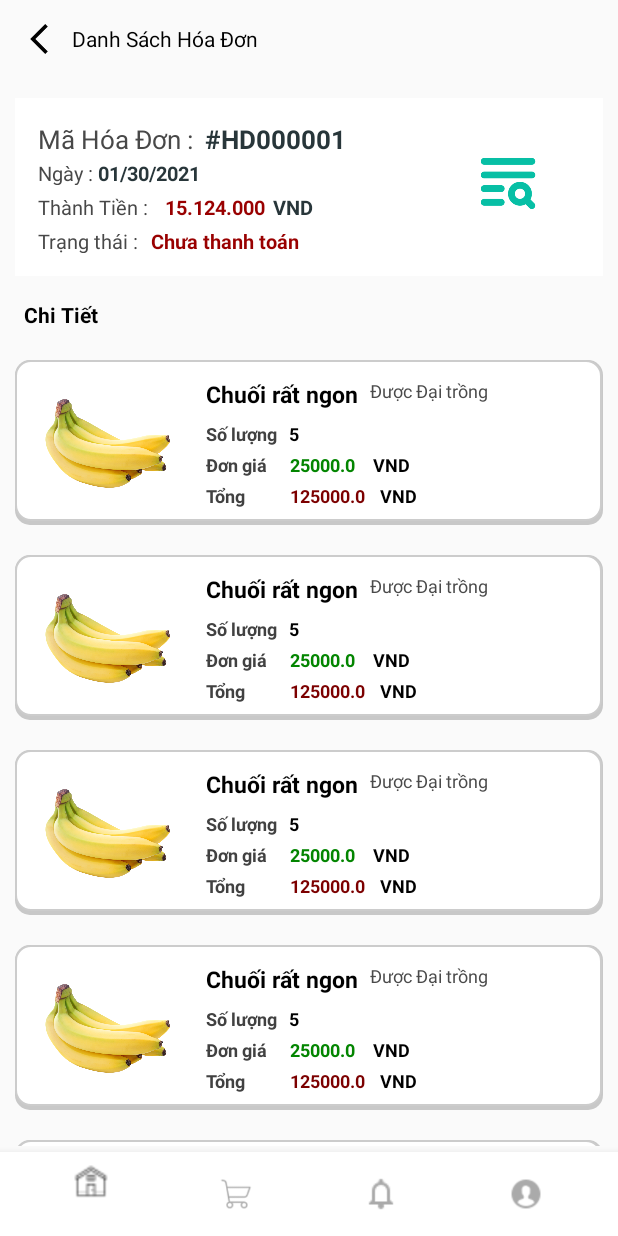
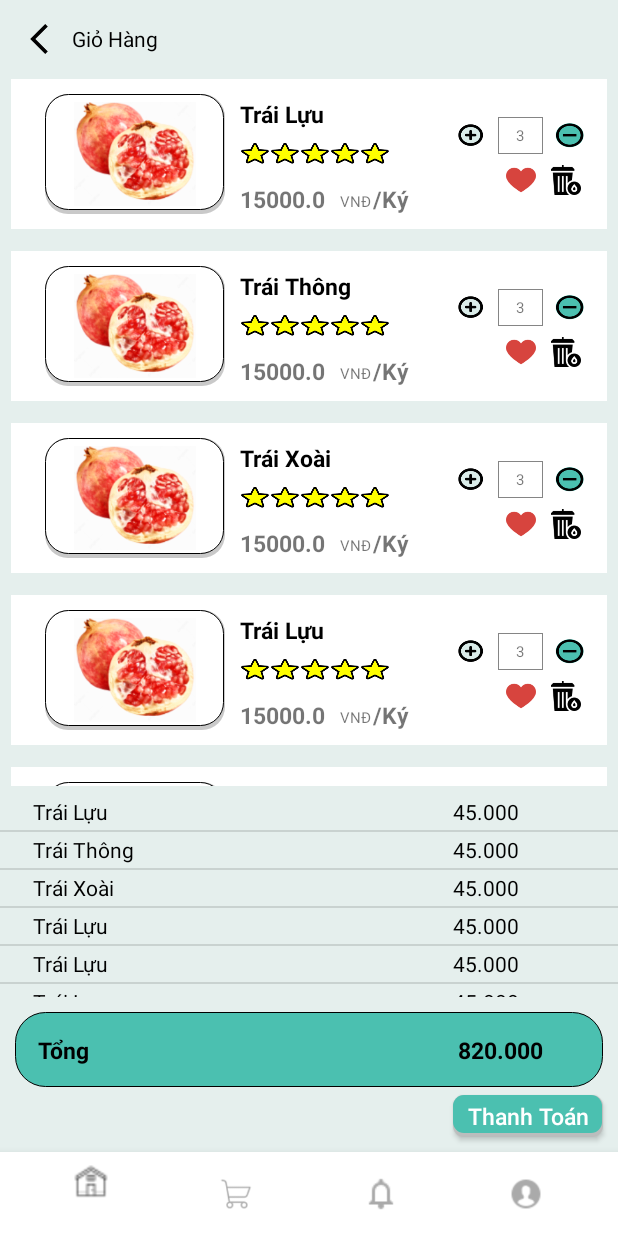
Before and after one commit to VoXuanPhuc/greenmaket, an Android app: the screen it shows after launch (ChiTietHoaDonActivity before the commit, GioHangActivity after it), on a phone screen of 412 x 824 dp. Run offline under Robolectric (Android 15) with nearby library versions, the phone set to English and light mode, and no system bars; Roboto replaces fonts that are not available here.

Commit message:
Them Giao Diện giỏ hàng

```diff
--- a/app/src/main/AndroidManifest.xml
+++ b/app/src/main/AndroidManifest.xml
@@ -10,7 +10,7 @@
         android:supportsRtl="true"
         android:theme="@style/Theme.Laptrinhdidong">
         <activity
-            android:name=".GioHangActivity"
+            android:name=".ChiTietHoaDonActivity"
             android:exported="false" />
         <activity
             android:name=".DanhSachHoaDonActivity"
@@ -19,7 +19,7 @@
             android:name=".DanhMucActivity"
             android:exported="false" />
         <activity
-            android:name=".ChiTietHoaDonActivity"
+            android:name=".GioHangActivity"
             android:exported="true">
             <intent-filter>
                 <action android:name="android.intent.action.MAIN" />
--- /dev/null
+++ b/app/src/main/java/com/app/laptrinhdidong/ChiTietGioHang.java
@@ -0,0 +1,40 @@
+package com.app.laptrinhdidong;
+
+public class ChiTietGioHang {
+
+    double donGia;
+    int soLuong;
+    String TenSP;
+
+
+    public ChiTietGioHang(double donGia, int soLuong, String tenSP) {
+        this.donGia = donGia;
+        this.soLuong = soLuong;
+        TenSP = tenSP;
+    }
+
+
+    public double getDonGia() {
+        return donGia;
+    }
+
+    public void setDonGia(double donGia) {
+        this.donGia = donGia;
+    }
+
+    public int getSoLuong() {
+        return soLuong;
+    }
+
+    public void setSoLuong(int soLuong) {
+        this.soLuong = soLuong;
+    }
+
+    public String getTenSP() {
+        return TenSP;
+    }
+
+    public void setTenSP(String tenSP) {
+        TenSP = tenSP;
+    }
+}
--- /dev/null
+++ b/app/src/main/java/com/app/laptrinhdidong/ChiTietGiohangAdapter.java
@@ -0,0 +1,58 @@
+package com.app.laptrinhdidong;
+
+import android.content.Context;
+import android.view.LayoutInflater;
+import android.view.View;
+import android.view.ViewGroup;
+import android.widget.BaseAdapter;
+import android.widget.TextView;
+
+import java.util.List;
+
+public class ChiTietGiohangAdapter extends BaseAdapter {
+
+    Context context;
+    int layout;
+    List<ChiTietGioHang> chiTietGioHangs;
+
+
+    public ChiTietGiohangAdapter(Context context, int layout, List<ChiTietGioHang> chiTietGioHangs) {
+        this.context = context;
+        this.layout = layout;
+        this.chiTietGioHangs = chiTietGioHangs;
+    }
+
+    @Override
+    public int getCount() {
+        return chiTietGioHangs.size();
+    }
+
+    @Override
+    public Object getItem(int position) {
+        return null;
+    }
+
+    @Override
+    public long getItemId(int position) {
+        return 0;
+    }
+
+    @Override
+    public View getView(int position, View convertView, ViewGroup parent) {
+        LayoutInflater inflater = (LayoutInflater) context.getSystemService(Context.LAYOUT_INFLATER_SERVICE);
+        convertView = inflater.inflate(layout,null);
+
+        TextView ten = convertView.findViewById(R.id.giohang_ten);
+        TextView donGia = convertView.findViewById(R.id.gihang_giaSP);
+        TextView soLuong = convertView.findViewById(R.id.giohang_soLuong);
+
+        ten.setText(chiTietGioHangs.get(position).getTenSP());
+        donGia.setText(String.valueOf(chiTietGioHangs.get(position).getDonGia()));
+        soLuong.setText(String.valueOf(chiTietGioHangs.get(position).getSoLuong()));
+
+
+
+
+        return convertView;
+    }
+}
--- /dev/null
+++ b/app/src/main/java/com/app/laptrinhdidong/DongTinhTienGioHangAdapter.java
@@ -0,0 +1,53 @@
+package com.app.laptrinhdidong;
+
+import android.content.Context;
+import android.view.LayoutInflater;
+import android.view.View;
+import android.view.ViewGroup;
+import android.widget.BaseAdapter;
+import android.widget.TextView;
+
+import java.util.List;
+
+public class DongTinhTienGioHangAdapter extends BaseAdapter {
+    Context context;
+    int layout;
+    List<ChiTietGioHang> chiTietGioHangs;
+
+
+    public DongTinhTienGioHangAdapter(Context context, int layout, List<ChiTietGioHang> chiTietGioHangs) {
+        this.context = context;
+        this.layout = layout;
+        this.chiTietGioHangs = chiTietGioHangs;
+    }
+
+    @Override
+    public int getCount() {
+        return chiTietGioHangs.size();
+    }
+
+    @Override
+    public Object getItem(int position) {
+        return null;
+    }
+
+    @Override
+    public long getItemId(int position) {
+        return 0;
+    }
+
+    @Override
+    public View getView(int position, View convertView, ViewGroup parent) {
+        LayoutInflater inflater = (LayoutInflater) context.getSystemService(Context.LAYOUT_INFLATER_SERVICE);
+        convertView = inflater.inflate(layout,null);
+
+        TextView ten = convertView.findViewById(R.id.tenSP_ttgiohang);
+
+        TextView tongTien = convertView.findViewById(R.id.tongGia_ttgiohang);
+
+        ten.setText(chiTietGioHangs.get(position).getTenSP());
+//        tongTien.setText(String.valueOf(chiTietGioHangs.get(position).getDonGia()*chiTietGioHangs.get(position).getSoLuong()));
+
+        return convertView;
+    }
+}
--- a/app/src/main/java/com/app/laptrinhdidong/GioHangActivity.java
+++ b/app/src/main/java/com/app/laptrinhdidong/GioHangActivity.java
@@ -3,12 +3,37 @@ package com.app.laptrinhdidong;
 import androidx.appcompat.app.AppCompatActivity;
 
 import android.os.Bundle;
+import android.widget.ListView;
+
+import java.util.ArrayList;
 
 public class GioHangActivity extends AppCompatActivity {
+    ArrayList<ChiTietGioHang> chiTietGioHangs;
+    ListView listView;
+    ListView listViewTinhTien;
 
     @Override
     protected void onCreate(Bundle savedInstanceState) {
         super.onCreate(savedInstanceState);
         setContentView(R.layout.activity_gio_hang);
+        chiTietGioHangs = new ArrayList<>();
+
+
+        chiTietGioHangs.add(new ChiTietGioHang(15000,3,"Trái Lựu"));
+        chiTietGioHangs.add(new ChiTietGioHang(15000,3,"Trái Thông"));
+        chiTietGioHangs.add(new ChiTietGioHang(15000,3,"Trái Xoài"));
+        chiTietGioHangs.add(new ChiTietGioHang(15000,3,"Trái Lựu"));
+        chiTietGioHangs.add(new ChiTietGioHang(15000,3,"Trái Lựu"));
+        chiTietGioHangs.add(new ChiTietGioHang(15000,3,"Trái Lựu"));
+
+        ChiTietGiohangAdapter chiTietHoaDonAdapter = new ChiTietGiohangAdapter(GioHangActivity.this,R.layout.layout_dongsanpham_giohang,chiTietGioHangs);
+        DongTinhTienGioHangAdapter dongTinhTienGioHangAdapter = new DongTinhTienGioHangAdapter(GioHangActivity.this,R.layout.layout_dongtinhtien_giohang,chiTietGioHangs);
+
+        listView  = findViewById(R.id.listViewSAnPhamGioHang);
+        listViewTinhTien  = findViewById(R.id.listViwTinhTien_giohang);
+        listView.setAdapter(chiTietHoaDonAdapter);
+        listViewTinhTien.setAdapter(dongTinhTienGioHangAdapter);
+
+
     }
 }
--- /dev/null
+++ b/app/src/main/res/drawable/bg_btn.xml
@@ -0,0 +1,21 @@
+<?xml version="1.0" encoding="utf-8"?>
+<layer-list xmlns:android="http://schemas.android.com/apk/res/android">
+    <item>
+        <shape android:shape="rectangle">
+            <solid android:color="#CABBBBBB"/>
+            <corners android:radius="7dp"
+                />
+        </shape>
+    </item>
+
+    <item
+
+        android:right="1dp"
+        android:bottom="3dp">
+        <shape android:shape="rectangle">
+            <solid android:color="#4BC0B0"/>
+            <corners android:radius="7dp"
+                />
+        </shape>
+    </item>
+</layer-list>
--- /dev/null
+++ b/app/src/main/res/drawable/bg_soluong_giohang.xml
@@ -0,0 +1,5 @@
+<?xml version="1.0" encoding="utf-8"?>
+<shape xmlns:android="http://schemas.android.com/apk/res/android">
+    <stroke android:color="#858585"
+        android:width="0.5dp" />
+</shape>
--- /dev/null
+++ b/app/src/main/res/drawable/bg_tongthanhtoan_giohang.xml
@@ -0,0 +1,12 @@
+<?xml version="1.0" encoding="utf-8"?>
+<shape xmlns:android="http://schemas.android.com/apk/res/android">
+    <solid android:color="#4BC0B0">
+
+    </solid>
+
+<stroke  android:color="#000000"
+    android:width="0.5dp"
+    />
+    <corners android:radius="20dp"/>
+
+</shape>
--- /dev/null
+++ b/app/src/main/res/drawable/giohang_bg_anhsanpham.xml
@@ -0,0 +1,24 @@
+<?xml version="1.0" encoding="utf-8"?>
+<layer-list xmlns:android="http://schemas.android.com/apk/res/android">
+    <item>
+        <shape android:shape="rectangle">
+            <solid android:color="#CABBBBBB"/>
+            <corners android:radius="15dp"
+                />
+        </shape>
+    </item>
+
+    <item
+
+        android:right="1dp"
+        android:bottom="3dp">
+
+        <shape android:shape="rectangle">
+            <stroke android:width="0.5dp"
+                android:color="@color/black"/>
+            <solid android:color="@android:color/white"/>
+            <corners android:radius="15dp"
+                />
+        </shape>
+    </item>
+</layer-list>
--- a/app/src/main/res/layout/activity_gio_hang.xml
+++ b/app/src/main/res/layout/activity_gio_hang.xml
@@ -4,6 +4,123 @@
     xmlns:tools="http://schemas.android.com/tools"
     android:layout_width="match_parent"
     android:layout_height="match_parent"
-    tools:context=".GioHangActivity">
+    tools:context=".GioHangActivity"
+    android:background="#E5EFED"
+    >
+
+
+    <ImageView
+        android:id="@+id/imageView"
+        android:layout_width="20dp"
+        android:layout_height="20dp"
+        android:layout_marginStart="16dp"
+        android:layout_marginTop="16dp"
+
+        app:layout_constraintStart_toStartOf="parent"
+        app:layout_constraintTop_toTopOf="parent"
+        app:srcCompat="@drawable/back" />
+
+    <TextView
+        android:id="@+id/textView4"
+        android:layout_width="wrap_content"
+        android:layout_height="wrap_content"
+        android:layout_marginStart="12dp"
+        android:layout_marginTop="16dp"
+        android:text="Giỏ Hàng"
+        android:textColor="#000000"
+        app:layout_constraintStart_toEndOf="@+id/imageView"
+        app:layout_constraintTop_toTopOf="parent" />
+
+    <com.google.android.material.bottomnavigation.BottomNavigationView
+        android:id="@+id/menubottom"
+        android:layout_width="match_parent"
+        android:layout_height="wrap_content"
+        android:layout_alignParentBottom="true"
+        android:background="@color/white"
+        app:itemIconTint="@color/icon_color"
+        app:itemRippleColor="#AAAAAA"
+        app:layout_constraintBottom_toBottomOf="parent"
+        app:layout_constraintEnd_toEndOf="parent"
+        app:layout_constraintStart_toStartOf="parent"
+        app:menu="@menu/navigation_items"/>
+
+    <Button
+        android:id="@+id/button"
+        android:layout_width="100dp"
+        android:layout_height="28dp"
+        android:layout_marginEnd="10dp"
+        android:layout_marginBottom="10dp"
+        android:background="@drawable/bg_btn"
+        android:padding="2dp"
+        android:text="Thanh Toán"
+        android:textAllCaps="false"
+        android:textColor="@color/white"
+        android:textSize="15dp"
+        app:layout_constraintBottom_toTopOf="@+id/menubottom"
+        app:layout_constraintEnd_toEndOf="parent" />
+
+    <androidx.constraintlayout.widget.ConstraintLayout
+        android:id="@+id/constraintLayout2"
+        android:layout_width="match_parent"
+        android:layout_height="50dp"
+        android:layout_marginStart="10dp"
+        android:layout_marginEnd="10dp"
+        android:layout_marginBottom="5dp"
+        android:background="@drawable/bg_tongthanhtoan_giohang"
+        app:layout_constraintBottom_toTopOf="@+id/button"
+        app:layout_constraintEnd_toEndOf="parent"
+        app:layout_constraintStart_toStartOf="parent">
+
+        <TextView
+            android:id="@+id/textView6"
+            android:layout_width="wrap_content"
+            android:layout_height="wrap_content"
+            android:layout_marginStart="15dp"
+            android:text="Tổng"
+            android:textColor="#000000"
+            android:textSize="15sp"
+            android:textStyle="bold"
+            app:layout_constraintBottom_toBottomOf="parent"
+            app:layout_constraintStart_toStartOf="parent"
+            app:layout_constraintTop_toTopOf="parent" />
+
+        <TextView
+            android:id="@+id/textView10"
+            android:layout_width="wrap_content"
+            android:layout_height="wrap_content"
+            android:layout_marginEnd="40dp"
+            android:text="820.000"
+            android:textColor="#000000"
+            android:textSize="15sp"
+            android:textStyle="bold"
+
+            app:layout_constraintBottom_toBottomOf="parent"
+            app:layout_constraintEnd_toEndOf="parent"
+            app:layout_constraintHorizontal_bias="1.0"
+            app:layout_constraintStart_toEndOf="@+id/textView6"
+            app:layout_constraintTop_toTopOf="parent" />
+    </androidx.constraintlayout.widget.ConstraintLayout>
+
+    <ListView
+        android:id="@+id/listViwTinhTien_giohang"
+        android:layout_width="wrap_content"
+        android:layout_height="135dp"
+        android:layout_marginBottom="10dp"
+        app:layout_constraintBottom_toTopOf="@+id/constraintLayout2"
+        app:layout_constraintEnd_toEndOf="parent"
+        app:layout_constraintStart_toStartOf="parent" />
+
+    <ListView
+        android:id="@+id/listViewSAnPhamGioHang"
+        android:layout_width="match_parent"
+        android:layout_height="match_parent"
+        android:layout_marginTop="45dp"
+        android:divider="@null"
+        android:dividerHeight="0dp"
+        android:layout_marginBottom="300dp"
+        app:layout_constraintEnd_toEndOf="parent"
+        app:layout_constraintStart_toStartOf="parent"
+        app:layout_constraintTop_toTopOf="parent" />
+
 
 </androidx.constraintlayout.widget.ConstraintLayout>
--- /dev/null
+++ b/app/src/main/res/layout/layout_dongsanpham_giohang.xml
@@ -0,0 +1,177 @@
+<?xml version="1.0" encoding="utf-8"?>
+<LinearLayout xmlns:android="http://schemas.android.com/apk/res/android"
+    xmlns:app="http://schemas.android.com/apk/res-auto"
+    xmlns:tools="http://schemas.android.com/tools"
+    android:layout_width="match_parent"
+    android:layout_height="match_parent"
+    >
+
+    <androidx.constraintlayout.widget.ConstraintLayout
+        android:layout_width="match_parent"
+        android:layout_height="100dp"
+        android:layout_margin="7dp"
+        android:background="@color/white"
+        android:padding="7dp">
+
+        <ImageView
+            android:id="@+id/imageView6"
+            android:layout_width="120dp"
+            android:layout_height="80dp"
+            android:layout_marginLeft="15dp"
+            android:padding="5dp"
+            android:background="@drawable/giohang_bg_anhsanpham"
+            android:src="@drawable/trailuu"
+            app:layout_constraintBottom_toBottomOf="parent"
+            app:layout_constraintStart_toStartOf="parent"
+            app:layout_constraintTop_toTopOf="parent" />
+
+        <TextView
+            android:id="@+id/giohang_ten"
+            android:layout_width="wrap_content"
+            android:layout_height="wrap_content"
+            android:layout_marginLeft="10dp"
+            android:layout_marginTop="5dp"
+            android:text="Lựu đỏ Thái"
+            android:textColor="#000000"
+            android:textSize="15dp"
+            android:textStyle="bold"
+            app:layout_constraintStart_toEndOf="@+id/imageView6"
+            app:layout_constraintTop_toTopOf="parent" />
+
+        <ImageView
+            android:id="@+id/imageView7"
+            android:layout_width="20dp"
+            android:layout_height="20dp"
+            android:layout_marginLeft="10dp"
+            android:layout_marginTop="5dp"
+            android:src="@drawable/star_rate"
+            app:layout_constraintStart_toEndOf="@+id/imageView6"
+            app:layout_constraintTop_toBottomOf="@+id/giohang_ten" />
+
+        <ImageView
+            android:id="@+id/imageView8"
+            android:layout_width="20dp"
+            android:layout_height="20dp"
+            android:layout_marginTop="5dp"
+            android:src="@drawable/star_rate"
+            app:layout_constraintStart_toEndOf="@+id/imageView7"
+            app:layout_constraintTop_toBottomOf="@+id/giohang_ten" />
+
+        <ImageView
+            android:id="@+id/imageView9"
+            android:layout_width="20dp"
+            android:layout_height="20dp"
+            android:layout_marginTop="5dp"
+            android:src="@drawable/star_rate"
+            app:layout_constraintStart_toEndOf="@+id/imageView8"
+            app:layout_constraintTop_toBottomOf="@+id/giohang_ten" />
+
+        <ImageView
+            android:id="@+id/imageView10"
+            android:layout_width="20dp"
+            android:layout_height="20dp"
+            android:layout_marginTop="5dp"
+            android:src="@drawable/star_rate"
+            app:layout_constraintStart_toEndOf="@+id/imageView9"
+            app:layout_constraintTop_toBottomOf="@+id/giohang_ten" />
+
+        <ImageView
+            android:layout_width="20dp"
+            android:layout_height="20dp"
+            android:layout_marginTop="5dp"
+            android:src="@drawable/star_rate"
+            app:layout_constraintStart_toEndOf="@+id/imageView10"
+            app:layout_constraintTop_toBottomOf="@+id/giohang_ten" />
+
+        <TextView
+            android:id="@+id/gihang_giaSP"
+            android:layout_width="wrap_content"
+            android:layout_height="wrap_content"
+            android:layout_marginLeft="10dp"
+            android:layout_marginTop="10dp"
+            android:text="100.000"
+            android:textSize="15dp"
+            android:textStyle="bold"
+            app:layout_constraintStart_toEndOf="@+id/imageView6"
+            app:layout_constraintTop_toBottomOf="@+id/imageView7" />
+
+        <TextView
+            android:id="@+id/textView12"
+            android:layout_width="wrap_content"
+            android:layout_height="wrap_content"
+            android:layout_marginLeft="10dp"
+            android:layout_marginTop="15dp"
+            android:text="VNĐ"
+
+            android:textSize="10dp"
+            app:layout_constraintStart_toEndOf="@+id/gihang_giaSP"
+            app:layout_constraintTop_toBottomOf="@+id/imageView7" />
+
+        <TextView
+            android:layout_width="wrap_content"
+            android:layout_height="wrap_content"
+            android:layout_marginLeft="1dp"
+            android:layout_marginTop="10dp"
+            android:text="/Ký"
+            android:textSize="15dp"
+            android:textStyle="bold"
+            app:layout_constraintStart_toEndOf="@+id/textView12"
+            app:layout_constraintTop_toBottomOf="@+id/imageView7" />
+
+        <TextView
+            android:background="@drawable/bg_soluong_giohang"
+            android:id="@+id/giohang_soLuong"
+            android:layout_width="30dp"
+            android:layout_height="wrap_content"
+            android:layout_marginTop="18dp"
+            android:layout_marginEnd="8dp"
+            android:gravity="center"
+            android:padding="5dp"
+            android:text="01"
+            android:textSize="10dp"
+            app:layout_constraintEnd_toStartOf="@+id/imageView11"
+            app:layout_constraintTop_toTopOf="parent" />
+
+        <ImageView
+            android:id="@+id/imageView11"
+            android:layout_width="20dp"
+
+            android:layout_height="20dp"
+            android:layout_marginTop="20dp"
+            android:layout_marginEnd="7dp"
+            android:src="@drawable/giohang_sub"
+            app:layout_constraintEnd_toEndOf="parent"
+            app:layout_constraintTop_toTopOf="parent" />
+
+        <ImageView
+            android:layout_width="20dp"
+            android:layout_height="20dp"
+
+            android:layout_marginTop="20dp"
+            android:layout_marginEnd="8dp"
+            android:src="@drawable/giohang_add"
+            app:layout_constraintEnd_toStartOf="@+id/giohang_soLuong"
+            app:layout_constraintTop_toTopOf="parent" />
+
+        <ImageView
+            android:id="@+id/imageView12"
+            android:layout_width="20dp"
+            android:layout_height="20dp"
+            android:layout_marginTop="10dp"
+            android:layout_marginEnd="10dp"
+            app:layout_constraintEnd_toStartOf="@+id/imageView13"
+            app:layout_constraintTop_toBottomOf="@+id/imageView11"
+            app:srcCompat="@drawable/heart" />
+
+        <ImageView
+            android:id="@+id/imageView13"
+            android:layout_width="20dp"
+            android:layout_height="20dp"
+            android:layout_marginTop="10dp"
+            android:layout_marginEnd="10dp"
+            app:layout_constraintEnd_toEndOf="parent"
+            app:layout_constraintTop_toBottomOf="@+id/imageView11"
+            app:srcCompat="@drawable/giorac" />
+
+    </androidx.constraintlayout.widget.ConstraintLayout>
+</LinearLayout>
--- /dev/null
+++ b/app/src/main/res/layout/layout_dongtinhtien_giohang.xml
@@ -0,0 +1,39 @@
+<?xml version="1.0" encoding="utf-8"?>
+<LinearLayout xmlns:android="http://schemas.android.com/apk/res/android"
+    xmlns:app="http://schemas.android.com/apk/res-auto"
+    xmlns:tools="http://schemas.android.com/tools"
+    android:layout_width="match_parent"
+    android:layout_height="match_parent">
+
+    <androidx.constraintlayout.widget.ConstraintLayout
+        android:layout_width="match_parent"
+        android:layout_margin="2dp"
+        android:layout_height="20dp">
+
+        <TextView
+            android:id="@+id/tenSP_ttgiohang"
+            android:layout_width="wrap_content"
+            android:layout_height="wrap_content"
+            android:layout_marginStart="20dp"
+            android:text="Trái lựu"
+            android:textColor="#000000"
+            app:layout_constraintBottom_toBottomOf="parent"
+            app:layout_constraintStart_toStartOf="parent"
+            app:layout_constraintTop_toTopOf="parent"
+            app:layout_constraintVertical_bias="0.0" />
+
+        <TextView
+            android:id="@+id/tongGia_ttgiohang"
+            android:layout_width="wrap_content"
+            android:layout_height="wrap_content"
+            android:layout_marginStart="300dp"
+            android:text="45.000"
+            android:textColor="#000000"
+            app:layout_constraintBottom_toBottomOf="parent"
+            app:layout_constraintEnd_toEndOf="parent"
+            app:layout_constraintHorizontal_bias="1.0"
+            app:layout_constraintStart_toStartOf="parent"
+            app:layout_constraintTop_toTopOf="parent"
+            app:layout_constraintVertical_bias="0.0" />
+    </androidx.constraintlayout.widget.ConstraintLayout>
+</LinearLayout>
```
Also changed, not shown: app/src/main/res/drawable-v24/giohang_add.png (added), app/src/main/res/drawable-v24/giohang_sub.png (added), app/src/main/res/drawable-v24/giorac.png (added), app/src/main/res/drawable-v24/heart.png (added), app/src/main/res/drawable-v24/star_rate.png (added), app/src/main/res/drawable-v24/trailuu.png (added).
